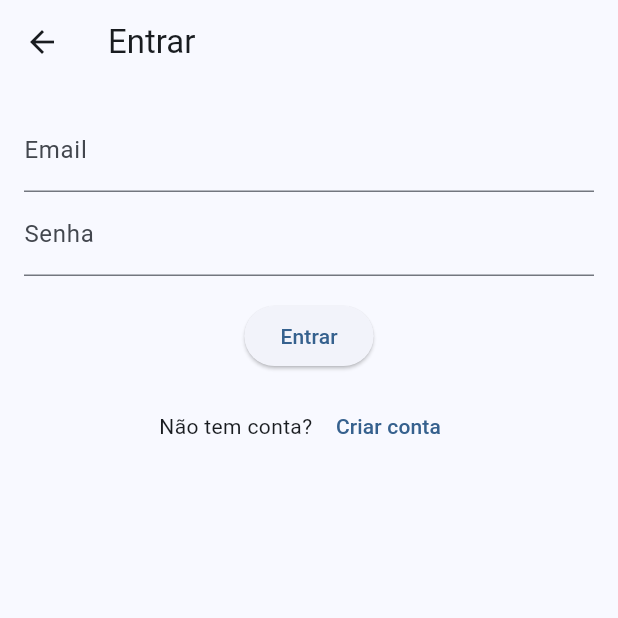
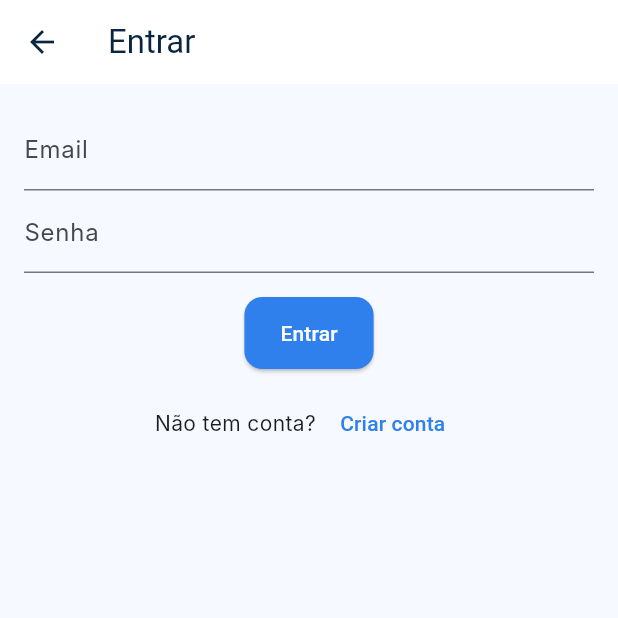
Before and after one commit to Micael33/plataforma_edu, a Flutter app: the screen it shows after launch, after a tap on "Entrar", on a phone screen of 412 x 824 dp, the top half of it. Run offline on Flutter 3.47's test engine with Material 3 defaults, Android fonts, the phone set to English and light mode, and no system bars; our stand-ins replace drift, firebase_auth, firebase_core, flutter_riverpod, flutter_secure_storage, flutter_tts and 1 more; accounts and stored records are empty; generated files the repository leaves out were written again; Roboto replaces fonts that are missing (Inter).

Commit message:
feat: add accessible blue theme, accessibility provider and settings page; make Memory game respect reduced motion

```diff
--- a/lib/app.dart
+++ b/lib/app.dart
@@ -11,19 +11,21 @@ import 'src/presentation/pages/color_game_page.dart';
 import 'src/presentation/pages/memory_game_page.dart';
 import 'src/presentation/pages/reports_page.dart';
 import 'src/presentation/pages/report_details_page.dart';
+import 'src/presentation/pages/accessibility_settings_page.dart';
 
-class App extends StatelessWidget {
+import 'package:flutter_riverpod/flutter_riverpod.dart';
+import 'src/core/theme/app_theme.dart';
+import 'src/presentation/providers/accessibility_provider.dart';
+
+class App extends ConsumerWidget {
   const App({super.key});
 
   @override
-  Widget build(BuildContext context) {
+  Widget build(BuildContext context, WidgetRef ref) {
+    final settings = ref.watch(accessibilityProvider);
     return MaterialApp(
       title: 'O Caminho do Saber',
-      theme: ThemeData(
-        useMaterial3: true,
-        colorSchemeSeed: Colors.blue,
-        visualDensity: VisualDensity.adaptivePlatformDensity,
-      ),
+      theme: appTheme(reducedMotion: settings.reducedMotion, largeText: settings.largeText, highContrast: settings.highContrast),
       initialRoute: '/',
       routes: {
         '/': (context) => const SplashPage(),
@@ -44,6 +46,7 @@ class App extends StatelessWidget {
           return MemoryGamePage(childId: childId);
         },
         '/reports': (context) => const ReportsPage(),
+        '/accessibility': (context) => const AccessibilitySettingsPage(),
         '/report-details': (context) {
           final args = ModalRoute.of(context)!.settings.arguments;
           final childId = args is int ? args : 0;
--- /dev/null
+++ b/lib/src/core/theme/app_theme.dart
@@ -0,0 +1,56 @@
+import 'package:flutter/material.dart';
+
+class AccessibilityTheme {
+  final bool reducedMotion;
+  final bool largeText;
+  final bool highContrast;
+
+  const AccessibilityTheme({this.reducedMotion = false, this.largeText = false, this.highContrast = false});
+}
+
+final ColorScheme _cs = ColorScheme.fromSeed(
+  seedColor: const Color(0xFF2F80ED),
+  brightness: Brightness.light,
+  primary: const Color(0xFF2F80ED),
+  secondary: const Color(0xFF63C6B8),
+  surface: Colors.white,
+  onSurface: const Color(0xFF0A2540),
+  background: const Color(0xFFF6F9FF),
+  error: Colors.redAccent,
+);
+
+ThemeData appTheme({bool reducedMotion = false, bool largeText = false, bool highContrast = false}) {
+  final base = ThemeData(
+    useMaterial3: true,
+    colorScheme: _cs,
+    scaffoldBackgroundColor: _cs.background,
+    textTheme: TextTheme(
+      bodyLarge: TextStyle(fontFamily: 'Inter', fontSize: largeText ? 18 : 16, height: 1.45, color: _cs.onBackground),
+      bodyMedium: TextStyle(fontFamily: 'Inter', fontSize: largeText ? 16 : 14, color: _cs.onBackground),
+      headlineSmall: TextStyle(fontFamily: 'Inter', fontSize: largeText ? 22 : 20, fontWeight: FontWeight.w600, color: _cs.onBackground),
+    ),
+    elevatedButtonTheme: ElevatedButtonThemeData(
+      style: ElevatedButton.styleFrom(
+        backgroundColor: _cs.primary,
+        foregroundColor: _cs.onPrimary,
+        minimumSize: const Size(56, 48),
+        shape: RoundedRectangleBorder(borderRadius: BorderRadius.circular(12)),
+      ),
+    ),
+    pageTransitionsTheme: PageTransitionsTheme(builders: {
+      TargetPlatform.android: reducedMotion ? const FadeUpwardsPageTransitionsBuilder() : const ZoomPageTransitionsBuilder(),
+      TargetPlatform.iOS: reducedMotion ? const CupertinoPageTransitionsBuilder() : const CupertinoPageTransitionsBuilder(),
+    }),
+  );
+
+  if (highContrast) {
+    return base.copyWith(
+      colorScheme: base.colorScheme.copyWith(
+        primary: const Color(0xFF1B4F8A),
+        onBackground: Colors.black,
+      ),
+    );
+  }
+
+  return base;
+}
--- a/lib/src/presentation/pages/home_page.dart
+++ b/lib/src/presentation/pages/home_page.dart
@@ -14,6 +14,11 @@ class HomePage extends ConsumerWidget {
       appBar: AppBar(
         title: const Text('Ambiente de Aprendizagem'),
         actions: [
+          IconButton(
+            icon: const Icon(Icons.settings),
+            onPressed: () => Navigator.of(context).pushNamed('/accessibility'),
+            tooltip: 'Acessibilidade',
+          ),
           if (auth.user != null)
             IconButton(
               icon: const Icon(Icons.logout),
```
Also changed, not shown: lib/src/presentation/pages/accessibility_settings_page.dart (added, +41 -0 lines), lib/src/presentation/pages/memory_game_page.dart (+11 -6 lines), lib/src/presentation/providers/accessibility_provider.dart (added, +77 -0 lines), 1 other file.
